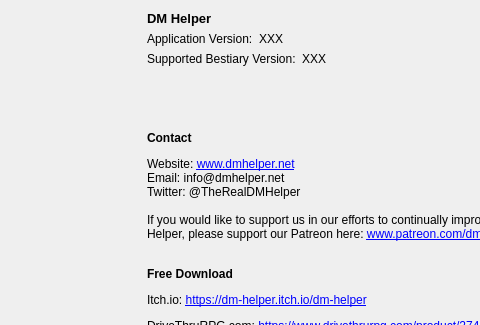
First picture: the form in DMHelper/src/aboutdialog.ui, repository MMetze/DMHelper, before the edit; both pictures show x 170 to 650 and y 0 to 325 of the 800 by 729 pixel window.
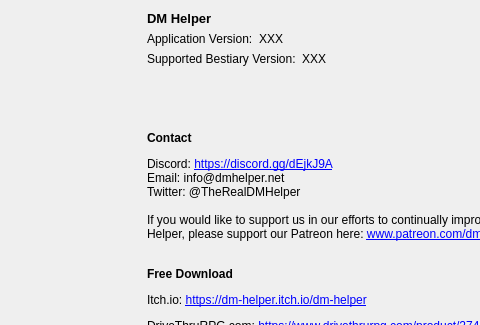
Second picture: the form after the edit. Icons and pictures are not drawn.

Commit message: Changed the about box to point to the discord

What changed in the file:
```diff
--- a/DMHelper/src/aboutdialog.ui
+++ b/DMHelper/src/aboutdialog.ui
@@ -175,7 +175,7 @@
        <item>
         <widget class="QLabel" name="label_6">
          <property name="text">
-          <string>&lt;html&gt;&lt;head/&gt;&lt;body&gt;&lt;p&gt;&lt;span style=&quot; font-weight:600;&quot;&gt;Contact&lt;/span&gt;&lt;/p&gt;&lt;p&gt;Website: &lt;a href=&quot;www.dmhelper.net&quot;&gt;&lt;span style=&quot; text-decoration: underline; color:#0000ff;&quot;&gt;www.dmhelper.net&lt;/span&gt;&lt;/a&gt;&lt;br/&gt;Email: info@dmhelper.net&lt;br/&gt;Twitter: @TheRealDMHelper&lt;br/&gt;&lt;br/&gt;If you would like to support us in our efforts to continually improve and expand the DM Helper, please support our Patreon here: &lt;a href=&quot;www.patreon.com/dmhelper&quot;&gt;&lt;span style=&quot; text-decoration: underline; color:#0000ff;&quot;&gt;www.patreon.com/dmhelper&lt;/span&gt;&lt;/a&gt;&lt;br/&gt;&lt;/p&gt;&lt;p&gt;&lt;span style=&quot; font-weight:600;&quot;&gt;Free Download&lt;/span&gt;&lt;/p&gt;&lt;p&gt;Itch.io: &lt;a href=&quot;https://dm-helper.itch.io/dm-helper&quot;&gt;&lt;span style=&quot; text-decoration: underline; color:#0000ff;&quot;&gt;https://dm-helper.itch.io/dm-helper&lt;/span&gt;&lt;/a&gt;&lt;/p&gt;&lt;p&gt;DriveThruRPG.com: &lt;a href=&quot;https://www.drivethrurpg.com/product/274208/DM-Helper&quot;&gt;&lt;span style=&quot; text-decoration: underline; color:#0000ff;&quot;&gt;https://www.drivethrurpg.com/product/274208/DM-Helper&lt;/span&gt;&lt;/a&gt;&lt;/p&gt;&lt;/body&gt;&lt;/html&gt;</string>
+          <string>&lt;html&gt;&lt;head/&gt;&lt;body&gt;&lt;p&gt;&lt;span style=&quot; font-weight:600;&quot;&gt;Contact&lt;/span&gt;&lt;/p&gt;&lt;p&gt;Discord: &lt;a href=&quot;https://discord.gg/dEjkJ9A&quot;&gt;&lt;span style=&quot; text-decoration: underline; color:#0000ff;&quot;&gt;https://discord.gg/dEjkJ9A&lt;/span&gt;&lt;/a&gt;&lt;br/&gt;Email: info@dmhelper.net&lt;br/&gt;Twitter: @TheRealDMHelper&lt;br/&gt;&lt;br/&gt;If you would like to support us in our efforts to continually improve and expand the DM Helper, please support our Patreon here: &lt;a href=&quot;www.patreon.com/dmhelper&quot;&gt;&lt;span style=&quot; text-decoration: underline; color:#0000ff;&quot;&gt;www.patreon.com/dmhelper&lt;/span&gt;&lt;/a&gt;&lt;br/&gt;&lt;/p&gt;&lt;p&gt;&lt;span style=&quot; font-weight:600;&quot;&gt;Free Download&lt;/span&gt;&lt;/p&gt;&lt;p&gt;Itch.io: &lt;a href=&quot;https://dm-helper.itch.io/dm-helper&quot;&gt;&lt;span style=&quot; text-decoration: underline; color:#0000ff;&quot;&gt;https://dm-helper.itch.io/dm-helper&lt;/span&gt;&lt;/a&gt;&lt;/p&gt;&lt;p&gt;DriveThruRPG.com: &lt;a href=&quot;https://www.drivethrurpg.com/product/274208/DM-Helper&quot;&gt;&lt;span style=&quot; text-decoration: underline; color:#0000ff;&quot;&gt;https://www.drivethrurpg.com/product/274208/DM-Helper&lt;/span&gt;&lt;/a&gt;&lt;/p&gt;&lt;/body&gt;&lt;/html&gt;</string>
          </property>
          <property name="textFormat">
           <enum>Qt::RichText</enum>
```
